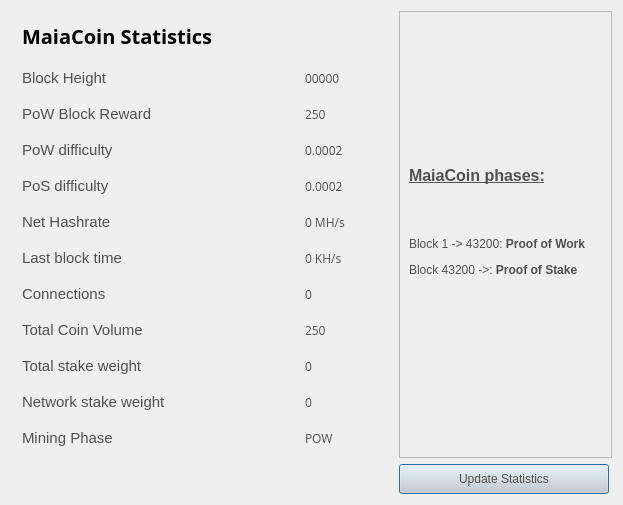
First picture: the form in src/qt/forms/statisticspage.ui, repository GryfenCrypto/gryfencoin, before the edit.
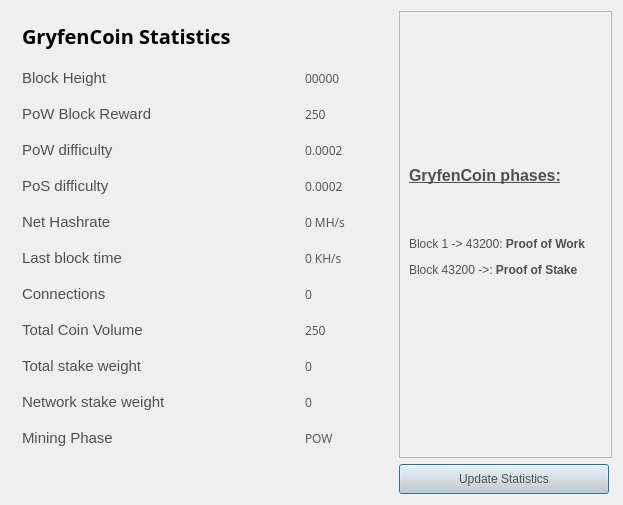
Second picture: the form after the edit.

```diff
--- a/src/qt/forms/statisticspage.ui
+++ b/src/qt/forms/statisticspage.ui
@@ -61,7 +61,7 @@
        </rect>
       </property>
       <property name="text">
-       <string>&lt;html&gt;&lt;head/&gt;&lt;body&gt;&lt;p&gt;&lt;span style=&quot; font-size:12pt; font-weight:600; text-decoration: underline;&quot;&gt;MaiaCoin phases:&lt;/span&gt;&lt;/p&gt;&lt;p align=&quot;center&quot;&gt;&lt;br/&gt;&lt;/p&gt;&lt;p&gt;Block 1 -&amp;gt; 43200: &lt;span style=&quot; font-weight:600;&quot;&gt;Proof of Work&lt;/span&gt;&lt;/p&gt;&lt;p&gt;Block 43200 -&amp;gt;: &lt;span style=&quot; font-weight:600;&quot;&gt;Proof of Stake&lt;/span&gt;&lt;/p&gt;&lt;/body&gt;&lt;/html&gt;</string>
+       <string>&lt;html&gt;&lt;head/&gt;&lt;body&gt;&lt;p&gt;&lt;span style=&quot; font-size:12pt; font-weight:600; text-decoration: underline;&quot;&gt;GryfenCoin phases:&lt;/span&gt;&lt;/p&gt;&lt;p align=&quot;center&quot;&gt;&lt;br/&gt;&lt;/p&gt;&lt;p&gt;Block 1 -&amp;gt; 43200: &lt;span style=&quot; font-weight:600;&quot;&gt;Proof of Work&lt;/span&gt;&lt;/p&gt;&lt;p&gt;Block 43200 -&amp;gt;: &lt;span style=&quot; font-weight:600;&quot;&gt;Proof of Stake&lt;/span&gt;&lt;/p&gt;&lt;/body&gt;&lt;/html&gt;</string>
       </property>
      </widget>
     </widget>
@@ -82,7 +82,7 @@
            </font>
           </property>
           <property name="text">
-           <string>&lt;html&gt;&lt;head/&gt;&lt;body&gt;&lt;p&gt;&lt;span style=&quot; font-size:20px; font-weight:600; color:#000000;&quot;&gt;MaiaCoin Statistics&lt;/span&gt;&lt;/p&gt;&lt;/body&gt;&lt;/html&gt;</string>
+           <string>&lt;html&gt;&lt;head/&gt;&lt;body&gt;&lt;p&gt;&lt;span style=&quot; font-size:20px; font-weight:600; color:#000000;&quot;&gt;GryfenCoin Statistics&lt;/span&gt;&lt;/p&gt;&lt;/body&gt;&lt;/html&gt;</string>
           </property>
          </widget>
         </item>
```
